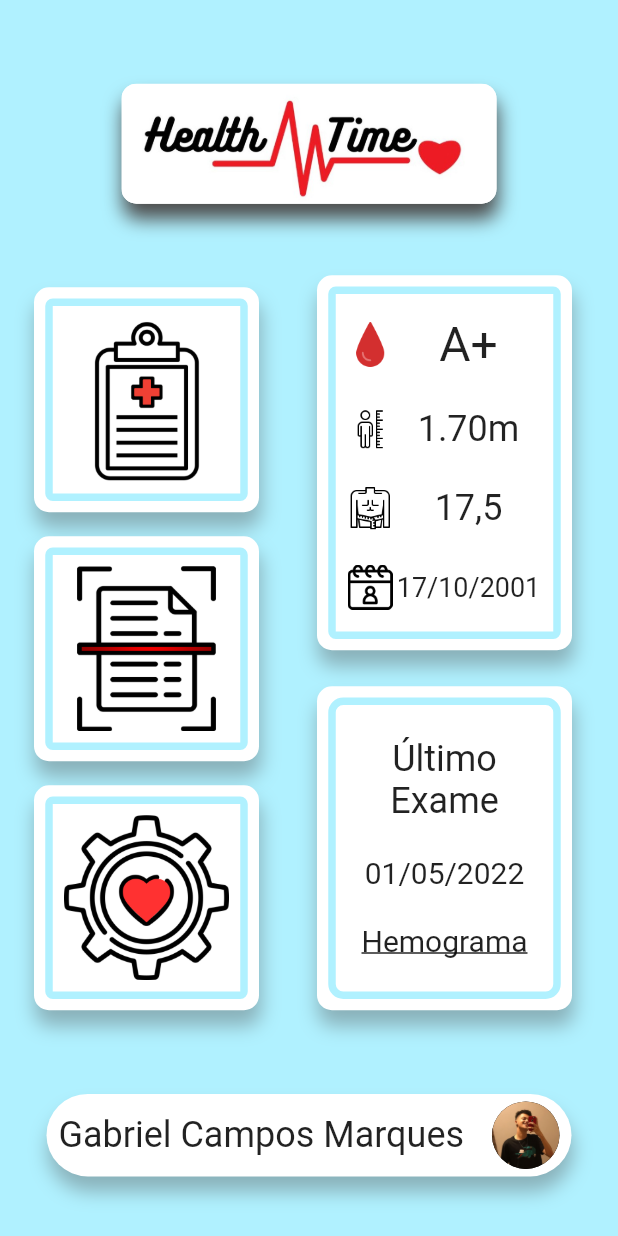
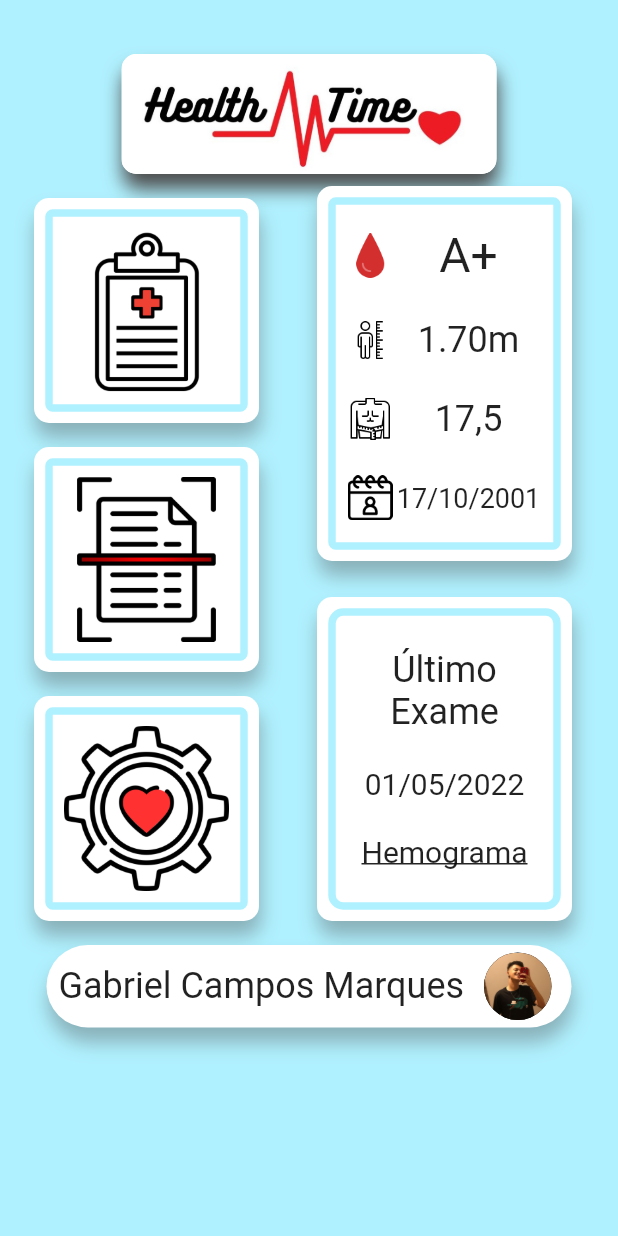
Before and after one commit to Gabriel-Campos-Marques/health_time, a Flutter app: the screen it shows after launch, on a phone screen of 412 x 824 dp. Run offline on Flutter 3.47's test engine with Material 2 defaults, Android fonts, the light colour scheme and no system bars.

Commit message:
Realizado ajuste de responsividade para dispositivos menores

```diff
--- a/lib/pages/home_page.dart
+++ b/lib/pages/home_page.dart
@@ -1,8 +1,6 @@
 import 'package:flutter/material.dart';
 import 'package:health_time/pages/components/home_page_buttons.dart';
-import 'package:health_time/pages/components/home_page_health_user.dart';
 import 'components/home_page_informations_user.dart';
-import 'components/home_page_last_exam_user.dart';
 import 'widgets/health_time_logo.dart';
 
 class HomePage extends StatelessWidget {
@@ -15,10 +13,14 @@ class HomePage extends StatelessWidget {
         height: double.maxFinite,
         width: double.maxFinite,
         color: const Color.fromARGB(255, 176, 241, 255),
+        child: SingleChildScrollView(
           child: Column(
             mainAxisAlignment: MainAxisAlignment.spaceEvenly,
             crossAxisAlignment: CrossAxisAlignment.center,
             children: [
+              const SizedBox(
+                height: 20,
+              ),
               const HealthTimeLogo(),
               Row(
                 mainAxisAlignment: MainAxisAlignment.spaceEvenly,
@@ -69,12 +71,14 @@ class HomePage extends StatelessWidget {
                         ),
                       ),
                     ),
+                    const SizedBox(height: 20)
                   ],
                 ),
               ),
             ],
           ),
         ),
+      ),
     );
   }
 }
```
Lines whose indentation alone changed are shown as unchanged.
